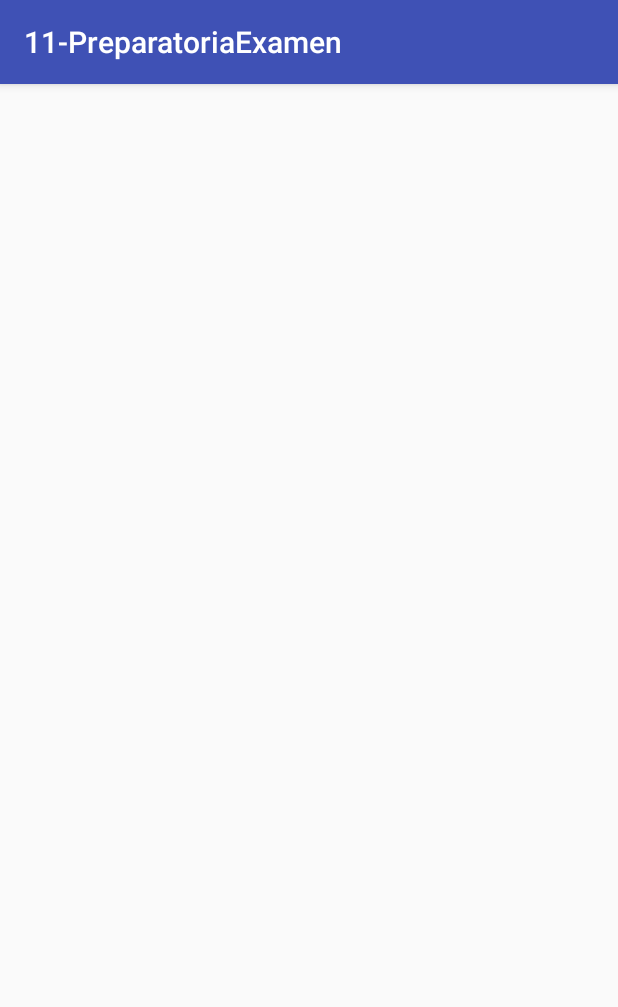
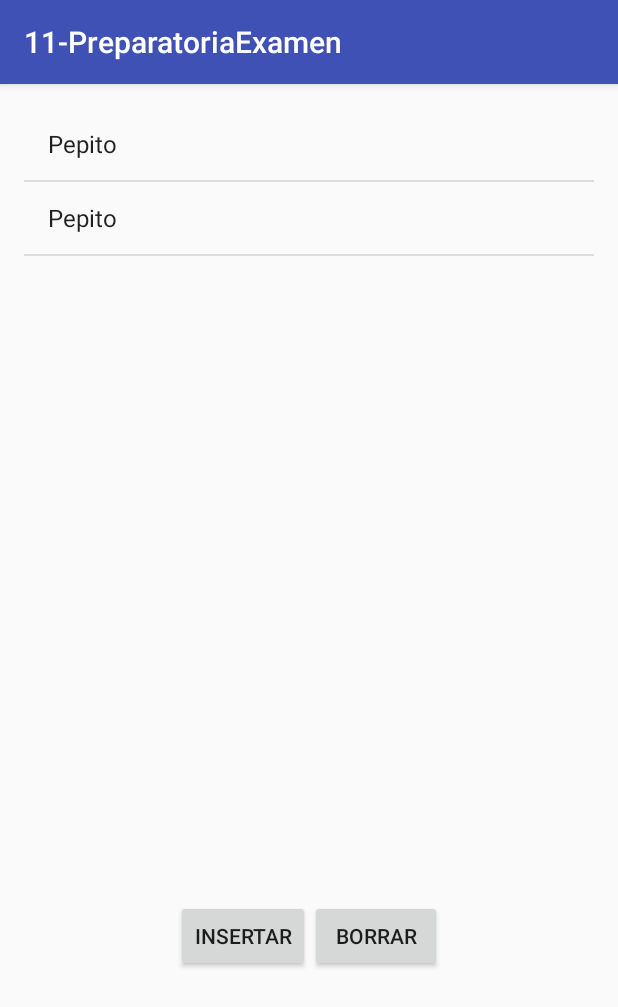
Before and after one commit to Lwyx94/DAM-MO, an Android app: the ActivitySQLite screen opened directly, with no data from a screen before it, on a phone screen of 412 x 824 dp. Shown: the top 1007 px of the screen. Run offline under Robolectric (Android 15) with nearby library versions, the phone set to English and light mode, and no system bars.

Commit message:
Añadidos ejemplos SQLite y Fragments
El código está muy sucio, pero funciona. ☺

```diff
--- a/11-PreparatoriaExamen/app/build.gradle
+++ b/11-PreparatoriaExamen/app/build.gradle
@@ -25,5 +25,7 @@ dependencies {
         exclude group: 'com.android.support', module: 'support-annotations'
     })
     compile 'com.android.support:appcompat-v7:25.1.0'
+    compile 'com.android.support:support-v4:25.1.0'
+    compile 'com.android.support:recyclerview-v7:25.1.0'
     testCompile 'junit:junit:4.12'
 }
--- a/11-PreparatoriaExamen/app/src/main/AndroidManifest.xml
+++ b/11-PreparatoriaExamen/app/src/main/AndroidManifest.xml
@@ -15,7 +15,7 @@
                 <category android:name="android.intent.category.LAUNCHER" />
             </intent-filter>
         </activity>
-        <activity android:name=".utiles.ActivitySQLite"></activity>
+        <activity android:name=".ActivitySQLite"></activity>
     </application>
 
 </manifest>
--- /dev/null
+++ b/11-PreparatoriaExamen/app/src/main/java/es/iesnervion/albertonavarro/a11_preparatoriaexamen/ActivitySQLite.java
@@ -0,0 +1,63 @@
+package es.iesnervion.albertonavarro.a11_preparatoriaexamen;
+
+import android.database.Cursor;
+import android.database.sqlite.SQLiteDatabase;
+import android.support.v7.app.AppCompatActivity;
+import android.os.Bundle;
+import android.view.View;
+import android.widget.Button;
+import android.widget.Toast;
+
+import java.util.ArrayList;
+
+import es.iesnervion.albertonavarro.a11_preparatoriaexamen.R;
+import es.iesnervion.albertonavarro.a11_preparatoriaexamen.utiles.ManejadoraSQLite;
+
+public class ActivitySQLite extends AppCompatActivity {
+
+    public ManejadoraSQLite msqlite;
+    private ArrayList<String> listaUsuarios;
+    private  SQLFragment sqlFragment;
+
+
+    @Override
+    protected void onCreate(Bundle savedInstanceState) {
+        super.onCreate(savedInstanceState);
+        setContentView(R.layout.activity_sqlite);
+
+
+
+
+        //Abrimos la base de datos 'DBUsuarios' en modo escritura
+        msqlite = new ManejadoraSQLite(this, "DBUsuarios", null, 1);
+
+        //Comprueba si la actividad está usando el container (para poder añadir el fragment)
+        if (findViewById(R.id.contenedor) != null) {
+
+            //OJO! Si estamos restaurando la actividad, no hace falta hacer nada.
+            if (savedInstanceState != null) {
+                return;
+            }
+
+            //Crear fragment
+            sqlFragment =  new SQLFragment();
+            sqlFragment.setArguments(getIntent().getExtras());
+            getSupportFragmentManager().beginTransaction().add(R.id.contenedor, sqlFragment).commit();
+
+            sqlFragment.actualizarLista(this, msqlite.getUsuarios());
+
+
+            SQLFragmentControles controles = new SQLFragmentControles();
+            controles.setArguments(getIntent().getExtras());
+            getSupportFragmentManager().beginTransaction().add(R.id.controles, controles).commit();
+
+
+        }
+    }
+
+    public void actualizarLista(){
+        sqlFragment.actualizarLista(this, msqlite.getUsuarios());
+    }
+
+
+}
--- /dev/null
+++ b/11-PreparatoriaExamen/app/src/main/java/es/iesnervion/albertonavarro/a11_preparatoriaexamen/SQLFragment.java
@@ -0,0 +1,61 @@
+package es.iesnervion.albertonavarro.a11_preparatoriaexamen;
+
+import android.app.Activity;
+import android.content.Context;
+import android.support.v4.app.ListFragment;
+import android.os.Build;
+import android.os.Bundle;
+import android.view.View;
+import android.widget.ArrayAdapter;
+import android.widget.ListView;
+
+import java.util.ArrayList;
+
+
+
+public class SQLFragment extends ListFragment {
+
+    OnHeadlineSelectedListener mCallback;
+
+    public interface OnHeadlineSelectedListener {
+        void onArticleSelected(int position);
+    }
+
+    @Override
+    public void onCreate(Bundle savedInstanceState) {
+        super.onCreate(savedInstanceState);
+
+
+
+    }
+
+    @Override
+    public void onStart() {
+        super.onStart();
+
+        // When in two-pane layout, set the listview to highlight the selected list item
+        // (We do this during onStart because at the point the listview is available.)
+        if (getFragmentManager().findFragmentById(R.id.txtNombre) != null) {
+            getListView().setChoiceMode(ListView.CHOICE_MODE_SINGLE);
+        }
+    }
+
+
+
+    @Override
+    public void onListItemClick(ListView l, View v, int position, long id) {
+        // Notify the parent activity of selected item
+        mCallback.onArticleSelected(position);
+
+        // Set the item as checked to be highlighted when in two-pane layout
+        getListView().setItemChecked(position, true);
+    }
+
+
+    public void actualizarLista(Context context, ArrayList<String> lista){
+        int layout = Build.VERSION.SDK_INT >= Build.VERSION_CODES.HONEYCOMB ? android.R.layout.simple_list_item_activated_1 : android.R.layout.simple_list_item_1;
+        setListAdapter(new ArrayAdapter<>(context, layout, lista));
+    }
+
+
+}
--- /dev/null
+++ b/11-PreparatoriaExamen/app/src/main/java/es/iesnervion/albertonavarro/a11_preparatoriaexamen/SQLFragmentControles.java
@@ -0,0 +1,54 @@
+package es.iesnervion.albertonavarro.a11_preparatoriaexamen;
+
+
+import android.os.Bundle;
+import android.support.v4.app.Fragment;
+import android.view.LayoutInflater;
+import android.view.View;
+import android.view.ViewGroup;
+import android.widget.Button;
+
+public class SQLFragmentControles extends Fragment implements View.OnClickListener{
+
+    public View view;
+
+    Button btnInsertar;
+    Button btnBorrar;
+
+    @Override
+    public void onCreate(Bundle savedInstanceState) {
+        super.onCreate(savedInstanceState);
+
+
+    }
+
+
+    @Override
+    public View onCreateView(LayoutInflater inflater,
+                             ViewGroup container,
+                             Bundle savedInstanceState) {
+        view = inflater.inflate(R.layout.fragment_sqlfragment_controles, container, false);
+        btnBorrar =  (Button) view.findViewById(R.id.btnBorrar);
+        btnBorrar.setOnClickListener(this);
+        btnInsertar = (Button) view.findViewById(R.id.btnInsertar);
+        btnInsertar.setOnClickListener(this);
+        return view;
+    }
+
+    @Override
+    public void onClick(View view) {
+        switch (view.getId()){
+            case R.id.btnBorrar:
+                ((ActivitySQLite)getActivity()).msqlite.borrarTodo();
+                break;
+            case R.id.btnInsertar:
+                ((ActivitySQLite)getActivity()).msqlite.insertarUsuario("Hey", "Que pasa");
+                break;
+        }
+
+        ((ActivitySQLite)getActivity()).actualizarLista();
+
+    }
+
+
+}
--- a/11-PreparatoriaExamen/app/src/main/java/es/iesnervion/albertonavarro/a11_preparatoriaexamen/utiles/ManejadoraSQLite.java
+++ b/11-PreparatoriaExamen/app/src/main/java/es/iesnervion/albertonavarro/a11_preparatoriaexamen/utiles/ManejadoraSQLite.java
@@ -1,17 +1,24 @@
 package es.iesnervion.albertonavarro.a11_preparatoriaexamen.utiles;
 
 import android.content.Context;
+import android.database.Cursor;
 import android.database.SQLException;
 import android.database.sqlite.SQLiteDatabase;
 import android.database.sqlite.SQLiteOpenHelper;
+import android.widget.Toast;
+
+import java.util.ArrayList;
 
 
 public class ManejadoraSQLite extends SQLiteOpenHelper {
 
-    String sentenciaSQL = "CREATE TABLE Usuarios (codigo INTEGER, user TEXT, pass TEXT)";
+    private String sentenciaSQL = "CREATE TABLE Usuarios (user TEXT, pass TEXT)";
+    private SQLiteDatabase db;
 
     public ManejadoraSQLite(Context contexto, String nombre,SQLiteDatabase.CursorFactory factory, int version) {
         super(contexto, nombre, factory, version);
+        insertarUsuario("Pepito", "Perez");
+
     }
 
     @Override
@@ -38,4 +45,51 @@ public class ManejadoraSQLite extends SQLiteOpenHelper {
         //Se crea la nueva versión de la tabla
         db.execSQL(sentenciaSQL);
     }
+
+    public ArrayList<String> getUsuarios() {
+        db = getReadableDatabase();
+        ArrayList<String> res = new ArrayList<>();
+        if (db != null) {
+            Cursor c = db.rawQuery(" SELECT user FROM Usuarios", null);
+            if (c.moveToFirst()) {
+                //Recorremos el cursor hasta que no haya más registros
+                do {
+                    res.add(c.getString(0));
+                } while (c.moveToNext());
+            }
+            db.close();
+        }
+        return res;
+
+    }
+
+    public void insertarUsuario(String user, String pass) {
+        db = getWritableDatabase();
+        if (db != null && !user.equals("") && !pass.equals("")) {
+            db.execSQL("INSERT INTO Usuarios (user, pass) " + "VALUES ('" + user + "', '" + pass + "')");
+            db.close();
+        }
+    }
+
+
+    public boolean comprobarUsuario(String user, String pass) {
+        boolean res = false;
+        db = getReadableDatabase();
+        if (db != null && !user.equals("") && !pass.equals("")) {
+            String[] args = {user, pass};
+            Cursor c = db.rawQuery(" SELECT user, pass FROM Usuarios WHERE user=? and pass=?", args);
+            res = c.moveToFirst();
+            c.close();
+            db.close();
+        }
+        return res;
+    }
+
+    public void borrarTodo(){
+        db = getWritableDatabase();
+        db.execSQL("DROP TABLE IF EXISTS Usuarios");
+        db.execSQL(sentenciaSQL);
+        db.close();
+
+    }
 }
--- a/11-PreparatoriaExamen/app/src/main/res/layout/activity_sqlite.xml
+++ b/11-PreparatoriaExamen/app/src/main/res/layout/activity_sqlite.xml
@@ -1,5 +1,5 @@
 <?xml version="1.0" encoding="utf-8"?>
-<RelativeLayout xmlns:android="http://schemas.android.com/apk/res/android"
+<LinearLayout xmlns:android="http://schemas.android.com/apk/res/android"
     xmlns:tools="http://schemas.android.com/tools"
     android:id="@+id/activity_sqlite"
     android:layout_width="match_parent"
@@ -8,12 +8,24 @@
     android:paddingLeft="@dimen/activity_horizontal_margin"
     android:paddingRight="@dimen/activity_horizontal_margin"
     android:paddingTop="@dimen/activity_vertical_margin"
-    tools:context="es.iesnervion.albertonavarro.a11_preparatoriaexamen.utiles.ActivitySQLite">
+    android:orientation="vertical"
+    tools:context="es.iesnervion.albertonavarro.a11_preparatoriaexamen.ActivitySQLite">
 
 
-    <ListView
-        android:id="@+id/list"
-        android:layout_width="wrap_content"
-        android:layout_height="wrap_content" />
+    <FrameLayout xmlns:android="http://schemas.android.com/apk/res/android"
+        android:id="@+id/contenedor"
+        android:orientation="vertical"
+        android:layout_width="match_parent"
+        android:layout_height="match_parent"
+        android:layout_weight="2"
+        />
 
-</RelativeLayout>
+    <FrameLayout
+        android:id="@+id/controles"
+        android:layout_width="match_parent"
+        android:layout_height="match_parent"
+        android:layout_alignParentBottom="true"
+        android:layout_weight="2"/>
+
+
+</LinearLayout>
--- /dev/null
+++ b/11-PreparatoriaExamen/app/src/main/res/layout/fragment_sqlfragment_controles.xml
@@ -0,0 +1,27 @@
+<FrameLayout xmlns:android="http://schemas.android.com/apk/res/android"
+    xmlns:tools="http://schemas.android.com/tools"
+    android:layout_width="match_parent"
+    android:layout_height="match_parent"
+    tools:context="es.iesnervion.albertonavarro.a11_preparatoriaexamen.SQLFragmentControles">
+
+    <LinearLayout
+        android:layout_width="wrap_content"
+        android:layout_height="wrap_content"
+        android:layout_gravity="center">
+
+        <Button
+            android:id="@+id/btnInsertar"
+            android:layout_width="wrap_content"
+            android:layout_height="wrap_content"
+            android:text="insertar" />
+
+        <Button
+            android:id="@+id/btnBorrar"
+            android:layout_width="wrap_content"
+            android:layout_height="wrap_content"
+            android:text="borrar" />
+
+    </LinearLayout>
+
+
+</FrameLayout>
--- a/11-PreparatoriaExamen/app/src/main/res/values/dimens.xml
+++ b/11-PreparatoriaExamen/app/src/main/res/values/dimens.xml
@@ -2,4 +2,5 @@
     <!-- Default screen margins, per the Android Design guidelines. -->
     <dimen name="activity_horizontal_margin">16dp</dimen>
     <dimen name="activity_vertical_margin">16dp</dimen>
+    <dimen name="text_margin">16dp</dimen>
 </resources>
--- a/11-PreparatoriaExamen/app/src/main/res/values/strings.xml
+++ b/11-PreparatoriaExamen/app/src/main/res/values/strings.xml
@@ -1,3 +1,6 @@
 <resources>
     <string name="app_name">11-PreparatoriaExamen</string>
+
+    <!-- TODO: Remove or change this placeholder text -->
+    <string name="hello_blank_fragment">Hello blank fragment</string>
 </resources>
```
Also changed, not shown: 11-PreparatoriaExamen/app/src/main/java/es/iesnervion/albertonavarro/a11_preparatoriaexamen/MainActivity.java (+26 -1 lines), 11-PreparatoriaExamen/app/src/main/java/es/iesnervion/albertonavarro/a11_preparatoriaexamen/utiles/ActivitySQLite.java (deleted, +0 -66 lines), 11-PreparatoriaExamen/app/src/main/res/layout/activity_main.xml (+4 -7 lines), 11-PreparatoriaExamen/app/src/main/res/layout/fragment_sql.xml (added, +14 -0 lines), 11-PreparatoriaExamen/app/src/main/res/layout/fragment_sql_list.xml (added, +13 -0 lines).
